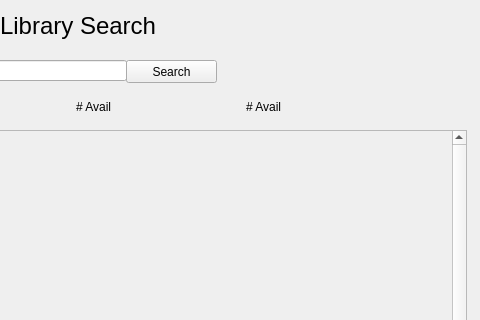
The window that LibrarySystem/authorizedwindow.ui (josfire18/LibrarySystem) describes before a commit, drawn with Qt 5; both pictures show x 354 to 834 and y 0 to 320 of the 834 by 562 pixel window.
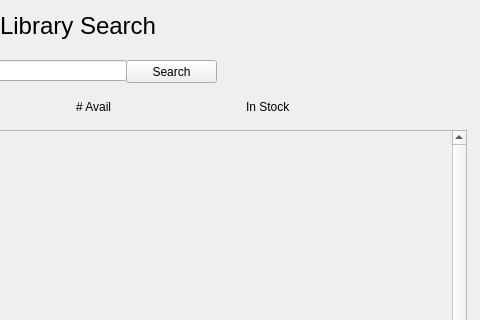
The same window after the commit.

```diff
--- a/LibrarySystem/authorizedwindow.ui
+++ b/LibrarySystem/authorizedwindow.ui
@@ -103,7 +103,7 @@
     </rect>
    </property>
    <property name="text">
-    <string># Avail</string>
+    <string>In Stock</string>
    </property>
   </widget>
   <widget class="QLabel" name="lblISBN">
```
Left out of the diff: 2 changed lines with no effect on the pictures.
